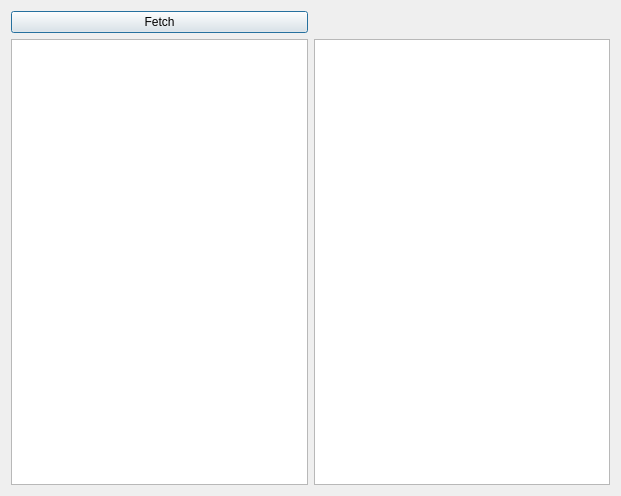
Qt form library_dialog.ui (Manuel-K/shruthi-editor) before a commit.
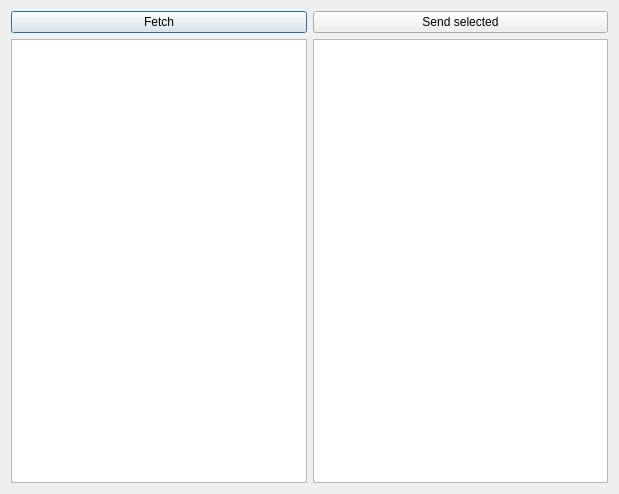
The same form after that commit.

Patch:
```diff
--- a/library_dialog.ui
+++ b/library_dialog.ui
@@ -6,8 +6,8 @@
    <rect>
     <x>0</x>
     <y>0</y>
-    <width>621</width>
-    <height>496</height>
+    <width>619</width>
+    <height>494</height>
    </rect>
   </property>
   <property name="windowTitle">
@@ -53,6 +53,13 @@
      </property>
     </widget>
    </item>
+   <item row="0" column="1">
+    <widget class="QPushButton" name="sendSelected">
+     <property name="text">
+      <string>Send selected</string>
+     </property>
+    </widget>
+   </item>
   </layout>
  </widget>
  <layoutdefault spacing="6" margin="11"/>
```
